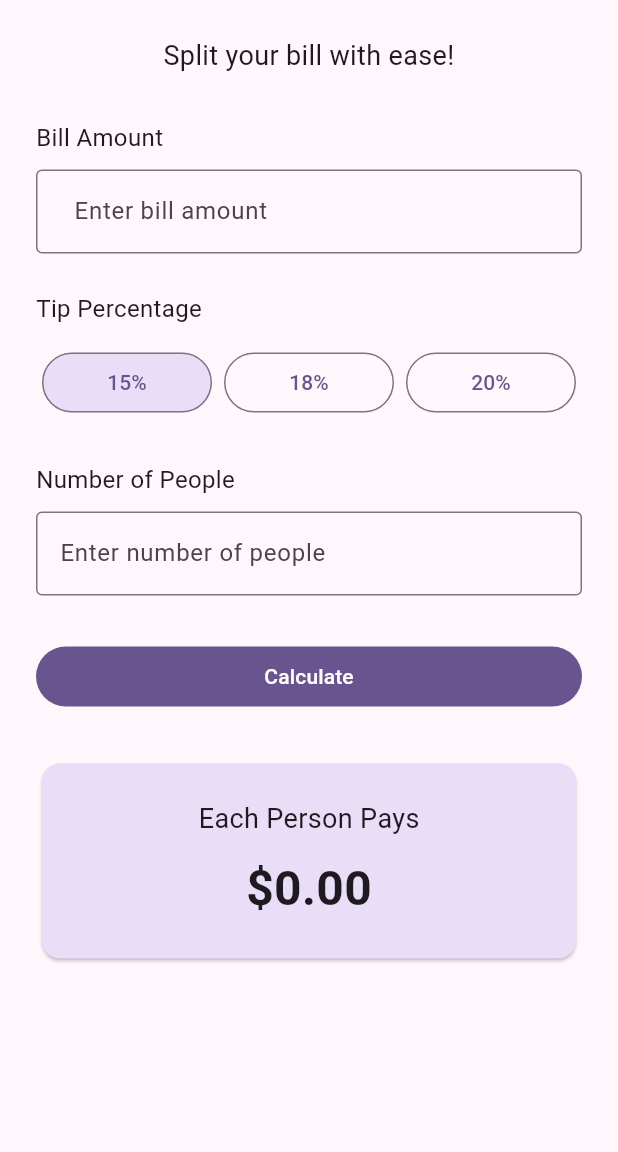
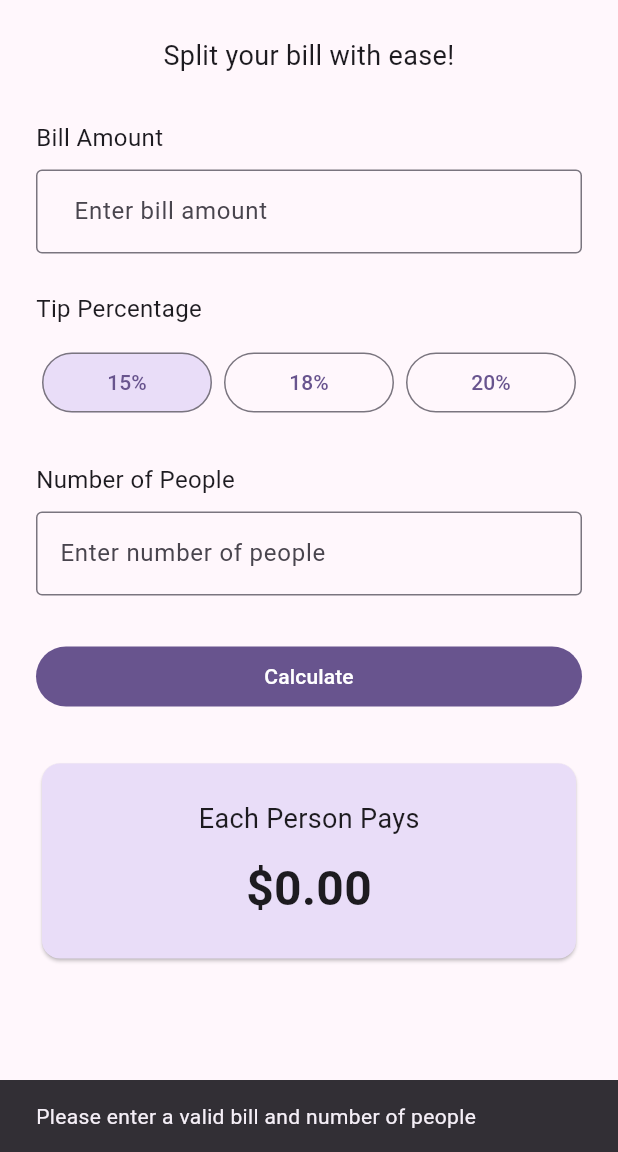
Before and after one commit to aleahjtalotta/csce490-research-milestone, a Flutter app: the screen it shows after launch, after a tap on "Calculate", on a phone screen of 412 x 824 dp, the part 84-1236 px from its top. Run offline on Flutter 3.47's test engine with Material 3 defaults, Android fonts, the light colour scheme and no system bars.

Commit message:
implemented bill splitting calculations

```diff
--- a/lib/main.dart
+++ b/lib/main.dart
@@ -35,6 +35,27 @@ class _SplitItHomeState extends State<SplitItHome> {
   int selectedTip = 15;
   double amountPerPerson = 0.0;
 
+  void calculateSplit() {
+    double bill = double.tryParse(billController.text) ?? 0;
+    int people = int.tryParse(peopleController.text) ?? 0;
+
+    if (bill <= 0 || !bill.isFinite || people <= 0) {
+      ScaffoldMessenger.of(context).showSnackBar(
+        const SnackBar(
+          content: Text('Please enter a valid bill and number of people'),
+        ),
+      );
+      return;
+    }
+
+    double tipAmount = bill * selectedTip / 100;
+    double total = bill + tipAmount;
+
+    setState(() {
+      amountPerPerson = total / people;
+    });
+  }
+
   @override
   Widget build(BuildContext context) {
     return Scaffold(
@@ -63,9 +84,10 @@ class _SplitItHomeState extends State<SplitItHome> {
               const Text('Bill Amount', style: TextStyle(fontSize: 16)),
               const SizedBox(height: 10),
 
-              const TextField(
-                keyboardType: TextInputType.numberWithOptions(decimal: true),
-                decoration: InputDecoration(
+                 TextField(
+                controller: billController,
+                keyboardType: const TextInputType.numberWithOptions(decimal: true),
+                decoration: const InputDecoration(
                   prefixText: '\$',
                   hintText: 'Enter bill amount',
                   border: OutlineInputBorder(),
@@ -107,7 +129,6 @@ class _SplitItHomeState extends State<SplitItHome> {
 
               TextField(
                 controller: peopleController,
-
                 keyboardType: TextInputType.number,
                 decoration: InputDecoration(
                   hintText: 'Enter number of people',
@@ -116,9 +137,12 @@ class _SplitItHomeState extends State<SplitItHome> {
               ),
 
               const SizedBox(height: 30),
-              FilledButton(onPressed: () {}, child: const Text('Calculate')),
+              FilledButton(
+                onPressed: calculateSplit,
+                child: const Text('Calculate'),
+              ),
               const SizedBox(height: 30),
-              const Card(
+              Card(
                 color: Color(0xFFE9DDF8),
                 child: Padding(
                   padding: EdgeInsets.all(24),
@@ -127,7 +151,7 @@ class _SplitItHomeState extends State<SplitItHome> {
                       Text('Each Person Pays', style: TextStyle(fontSize: 18)),
                       SizedBox(height: 10),
                       Text(
-                        '\$0.00',
+                        '\$${amountPerPerson.toStringAsFixed(2)}',
                         style: TextStyle(
                           fontSize: 32,
                           fontWeight: FontWeight.bold,
```
